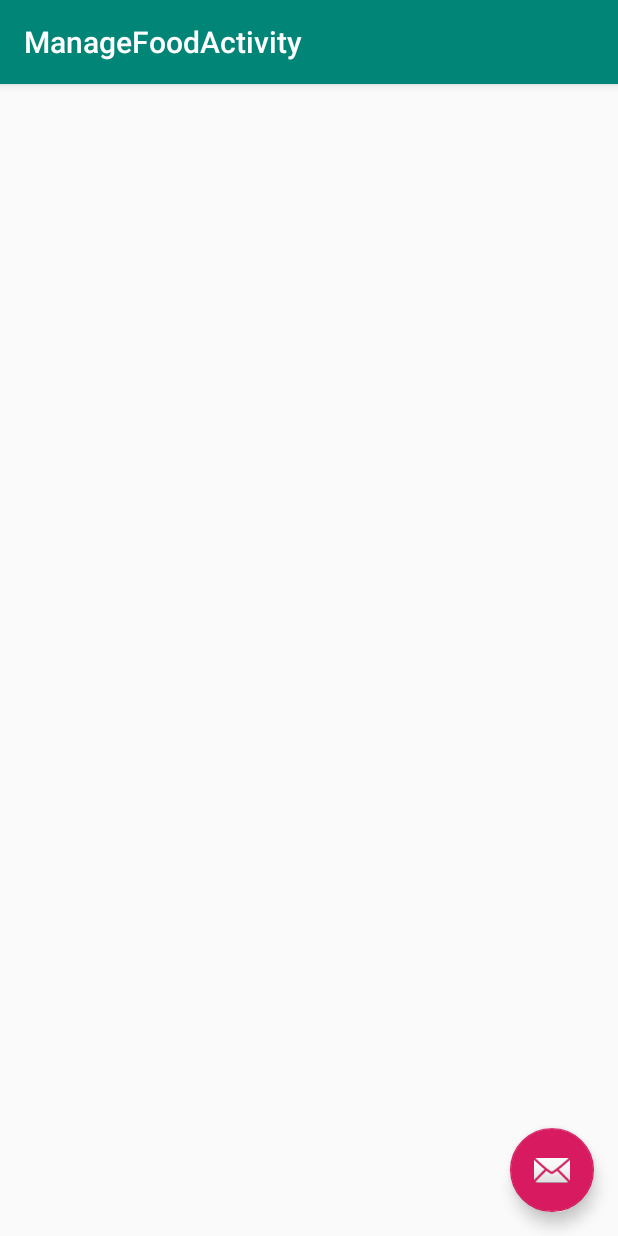
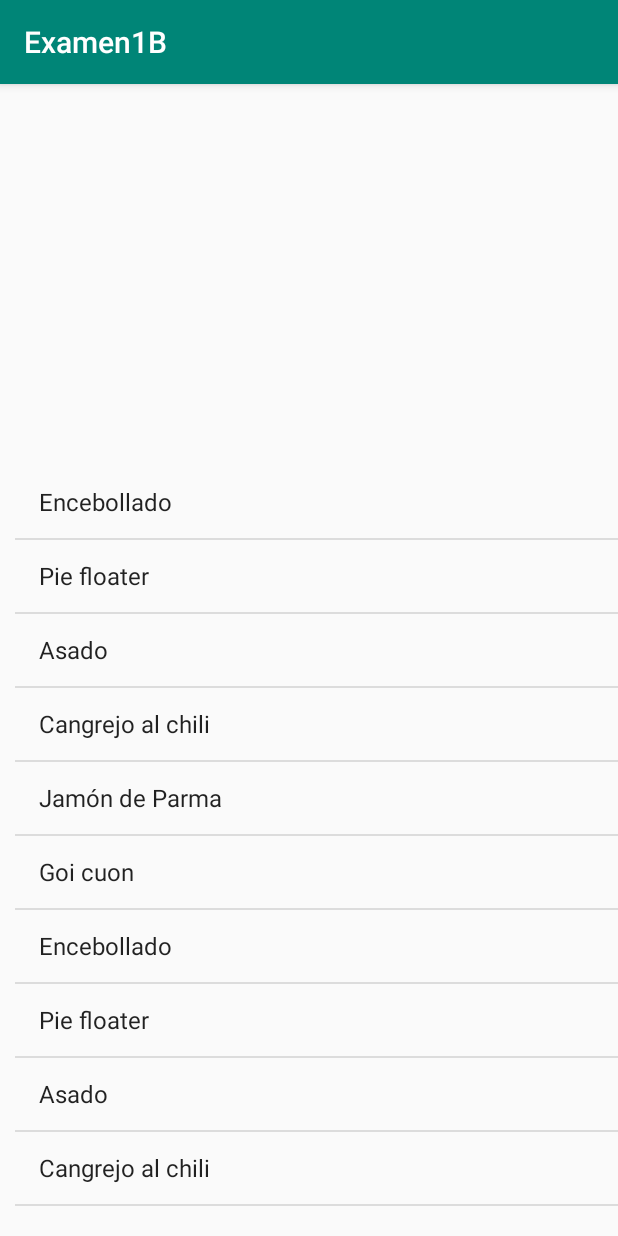
Before and after one commit to 2019-a-gr2-moviles/mov-murillo-lopez-jose-luis, an Android app: the ManageFoodActivity screen opened directly, with no data from a screen before it, on a phone screen of 412 x 824 dp. Run offline under Robolectric (Android 15) with nearby library versions, the phone set to English and light mode, and no system bars.

Commit message:
Examen 1B

```diff
--- a/Examen1B/app/src/main/AndroidManifest.xml
+++ b/Examen1B/app/src/main/AndroidManifest.xml
@@ -9,10 +9,11 @@
             android:roundIcon="@mipmap/ic_launcher_round"
             android:supportsRtl="true"
             android:theme="@style/AppTheme">
+        <activity android:name=".ManageFoodDataActivity">
+        </activity>
         <activity
                 android:name=".ManageFoodActivity"
-                android:label="@string/title_activity_manage_food"
-                android:theme="@style/AppTheme.NoActionBar">
+                android:launchMode="singleTask">
         </activity>
         <activity
                 android:name=".FoodActivity"
--- /dev/null
+++ b/Examen1B/app/src/main/java/com/example/examen1b/Food.kt
@@ -0,0 +1,12 @@
+package com.example.examen1b
+
+class Food (var foodName : String,
+            var foodDescription : String,
+            var nacionality : String,
+            var numberPeople : Int,
+            var hotSpicy : Boolean) {
+
+    companion object{
+        val foodList = arrayListOf<Food>()
+    }
+}
--- a/Examen1B/app/src/main/java/com/example/examen1b/MainActivity.kt
+++ b/Examen1B/app/src/main/java/com/example/examen1b/MainActivity.kt
@@ -16,7 +16,7 @@ class MainActivity : AppCompatActivity() {
     }
 
     fun logIn(){
-        User.nombre = user_input.text.toString()
+        User.name = user_input.text.toString()
         val intent = Intent(
             this,
             FoodActivity::class.java
--- a/Examen1B/app/src/main/java/com/example/examen1b/ManageFoodActivity.kt
+++ b/Examen1B/app/src/main/java/com/example/examen1b/ManageFoodActivity.kt
@@ -1,22 +1,56 @@
 package com.example.examen1b
 
+import android.content.Intent
+import android.support.v7.app.AppCompatActivity
 import android.os.Bundle
 import android.support.design.widget.Snackbar
-import android.support.v7.app.AppCompatActivity;
-
+import android.util.Log
+import android.widget.AdapterView
+import android.widget.ArrayAdapter
 import kotlinx.android.synthetic.main.activity_manage_food.*
 
 class ManageFoodActivity : AppCompatActivity() {
 
+    private val namesList = arrayListOf<String>()
+
     override fun onCreate(savedInstanceState: Bundle?) {
         super.onCreate(savedInstanceState)
         setContentView(R.layout.activity_manage_food)
-        setSupportActionBar(toolbar)
+        initList()
 
-        fab.setOnClickListener { view ->
-            Snackbar.make(view, "Replace with your own action", Snackbar.LENGTH_LONG)
-                .setAction("Action", null).show()
+        val adapter = ArrayAdapter(
+            this,
+            android.R.layout.simple_list_item_1,
+            namesList
+        )
+
+        lv_food.adapter = adapter
+
+        lv_food.onItemClickListener = AdapterView.OnItemClickListener { parent, view, position, id ->
+            goToFoodDetail(position)
         }
     }
 
+    fun goToFoodDetail(position : Int){
+        val intent = Intent(
+            this,
+            ManageFoodDataActivity::class.java
+        )
+        intent.addFlags(Intent.FLAG_ACTIVITY_CLEAR_TOP)
+        intent.putExtra("foodID", position)
+        startActivity(intent)
+    }
+
+    fun initList(){
+        Food.foodList.add(Food("Encebollado","Sopa de cebolla", "Ecuador",1, false))
+        Food.foodList.add(Food("Pie floater","Pastel de carne flotante", "Australia",1, false))
+        Food.foodList.add(Food("Asado","Asados de carne", "Argentina",5, false))
+        Food.foodList.add(Food("Cangrejo al chili","Comida de marisco", "Singapur",2, true))
+        Food.foodList.add(Food("Jamón de Parma","Jamón crudo", "Italia",1, false))
+        Food.foodList.add(Food("Goi cuon","Rollitos", "Vietnam",2, true))
+
+        Food.foodList.forEach {
+            namesList.add(it.foodName)
+        }
+    }
 }
--- a/Examen1B/app/src/main/java/com/example/examen1b/User.kt
+++ b/Examen1B/app/src/main/java/com/example/examen1b/User.kt
@@ -3,7 +3,7 @@ package com.example.examen1b
 class User {
 
 companion object{
-    var nombre : String = ""
+    var name : String = ""
 }
 
 }
--- a/Examen1B/app/src/main/res/layout/activity_manage_food.xml
+++ b/Examen1B/app/src/main/res/layout/activity_manage_food.xml
@@ -1,34 +1,18 @@
 <?xml version="1.0" encoding="utf-8"?>
-<android.support.design.widget.CoordinatorLayout
+<android.support.constraint.ConstraintLayout
         xmlns:android="http://schemas.android.com/apk/res/android"
+        xmlns:tools="http://schemas.android.com/tools"
         xmlns:app="http://schemas.android.com/apk/res-auto"
-        xmlns:tools="http://schemas.android.com/tools"
         android:layout_width="match_parent"
         android:layout_height="match_parent"
         tools:context=".ManageFoodActivity">
 
-    <android.support.design.widget.AppBarLayout
-            android:layout_height="wrap_content"
-            android:layout_width="match_parent"
-            android:theme="@style/AppTheme.AppBarOverlay">
-
-        <android.support.v7.widget.Toolbar
-                android:id="@+id/toolbar"
-                android:layout_width="match_parent"
-                android:layout_height="?attr/actionBarSize"
-                android:background="?attr/colorPrimary"
-                app:popupTheme="@style/AppTheme.PopupOverlay"/>
-
-    </android.support.design.widget.AppBarLayout>
-
-    <include layout="@layout/content_manage_food"/>
-
-    <android.support.design.widget.FloatingActionButton
-            android:id="@+id/fab"
-            android:layout_width="wrap_content"
-            android:layout_height="wrap_content"
-            android:layout_gravity="bottom|end"
-            android:layout_margin="@dimen/fab_margin"
-            app:srcCompat="@android:drawable/ic_dialog_email"/>
-
-</android.support.design.widget.CoordinatorLayout>
+    <ListView
+            android:layout_width="406dp"
+            android:layout_height="505dp"
+            app:layout_constraintStart_toStartOf="parent" android:layout_marginStart="10dp"
+            android:layout_marginEnd="8dp" app:layout_constraintEnd_toEndOf="parent"
+            app:layout_constraintBottom_toBottomOf="parent" android:layout_marginBottom="8dp"
+            android:id="@+id/lv_food" android:layout_marginTop="200dp" app:layout_constraintTop_toTopOf="parent"
+            app:layout_constraintHorizontal_bias="0.0" app:layout_constraintVertical_bias="1.0"/>
+</android.support.constraint.ConstraintLayout>
--- a/Examen1B/app/src/main/res/layout/content_manage_food.xml
+++ /dev/null
@@ -1,12 +0,0 @@
-<?xml version="1.0" encoding="utf-8"?>
-<android.support.constraint.ConstraintLayout
-        xmlns:android="http://schemas.android.com/apk/res/android"
-        xmlns:tools="http://schemas.android.com/tools"
-        xmlns:app="http://schemas.android.com/apk/res-auto"
-        android:layout_width="match_parent"
-        android:layout_height="match_parent"
-        app:layout_behavior="@string/appbar_scrolling_view_behavior"
-        tools:showIn="@layout/activity_manage_food"
-        tools:context=".ManageFoodActivity">
-
-</android.support.constraint.ConstraintLayout>
```
Also changed, not shown: Examen1B/app/src/main/java/com/example/examen1b/FoodActivity.kt (+16 -0 lines), Examen1B/app/src/main/java/com/example/examen1b/Ingredient.kt (added, +15 -0 lines), Examen1B/app/src/main/java/com/example/examen1b/ManageFoodDataActivity.kt (added, +23 -0 lines), Examen1B/app/src/main/res/layout/activity_main.xml (+5 -5 lines), Examen1B/app/src/main/res/layout/activity_manage_food_data.xml (added, +97 -0 lines), Examen1B/app/src/main/res/values/strings.xml (+10 -1 lines).
